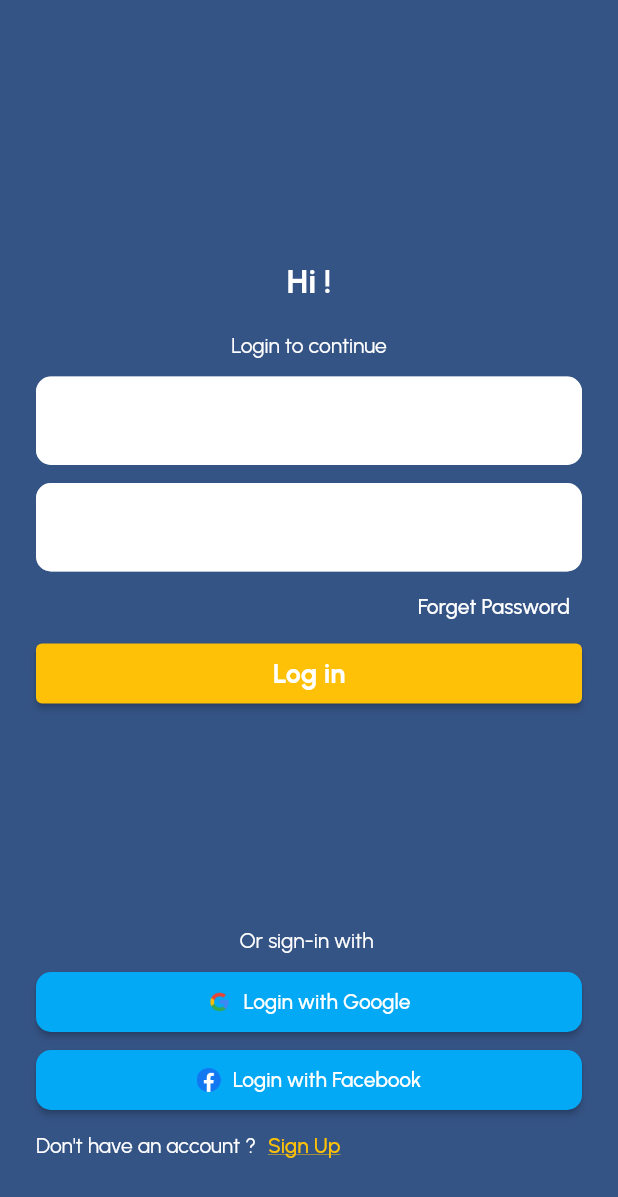
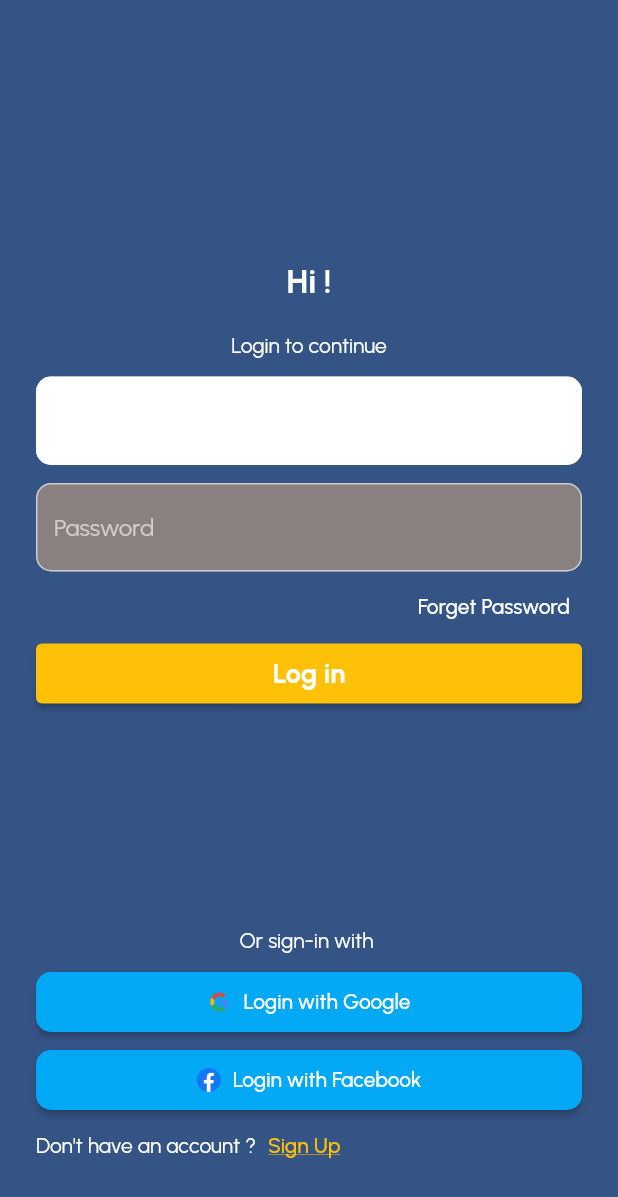
Before and after one commit to MaheelLakshan/social_media, a Flutter app: the LoginPage screen opened directly, on a phone screen of 412 x 824 dp. Shown: the top 1197 px of the screen. Run offline on Flutter 3.47's test engine with Material 2 defaults, Android fonts, the phone set to English and light mode, and no system bars.

Commit message:
code organized

```diff
--- /dev/null
+++ b/social_media/lib/config/app_routes.dart
@@ -0,0 +1,18 @@
+import '../pages/edit_profile_page.dart';
+import '../pages/home_page.dart';
+import '../pages/login_page.dart';
+import '../pages/main_page.dart';
+
+class AppRoutes {
+  static final pages = {
+    '/': (context) => const LoginPage(),
+    '/home': (context) => HomePage(),
+    '/main': (context) => const MainPage(),
+    '/edit_profile': (context) => const EditProfilePage(),
+  };
+
+  static const login = '/';
+  static const home = '/home';
+  static const main = '/main';
+  static const editProfile = '/edit_profile';
+}
--- a/social_media/lib/pages/login_page.dart
+++ b/social_media/lib/pages/login_page.dart
@@ -1,4 +1,5 @@
 import 'package:flutter/material.dart';
+import 'package:social_media/config/app_routes.dart';
 import 'package:social_media/pages/home_page.dart';
 
 class LoginPage extends StatelessWidget {
@@ -55,7 +56,7 @@ class LoginPage extends StatelessWidget {
                     border: OutlineInputBorder(
                         borderRadius: BorderRadius.all(Radius.circular(10))),
                     filled: true,
-                    fillColor: Colors.white,
+                    fillColor: Color.fromARGB(255, 138, 128, 128),
                   ),
                 ),
                 Align(
@@ -77,7 +78,8 @@ class LoginPage extends StatelessWidget {
                       onPressed: () {
                         // ignore: avoid_print
                         // print('Login is clicked');
-                        Navigator.of(context).pushReplacementNamed('/main');
+                        Navigator.of(context)
+                            .pushReplacementNamed(AppRoutes.main);
                       },
                       style: ElevatedButton.styleFrom(
                         backgroundColor: Colors.amber,
--- a/social_media/lib/pages/profile_page.dart
+++ b/social_media/lib/pages/profile_page.dart
@@ -1,5 +1,6 @@
 import 'package:flutter/material.dart';
 import 'package:social_media/components/toolbar.dart';
+import 'package:social_media/config/app_routes.dart';
 import 'package:social_media/styles/app_text.dart';
 
 enum ProfileMenu { edit, logout }
@@ -17,7 +18,7 @@ class ProfilePage extends StatelessWidget {
             onSelected: (value) {
               switch (value) {
                 case ProfileMenu.edit:
-                  print('dasd');
+                  Navigator.of(context).pushNamed(AppRoutes.editProfile);
                   break;
                 case ProfileMenu.logout:
                   print('object');
```
Also changed, not shown: social_media/lib/components/app_text_field.dart (added, +19 -0 lines), social_media/lib/config/app_strings.dart (added, +7 -0 lines), social_media/lib/main.dart (+4 -6 lines), social_media/lib/pages/edit_profile_page.dart (added, +23 -0 lines).
